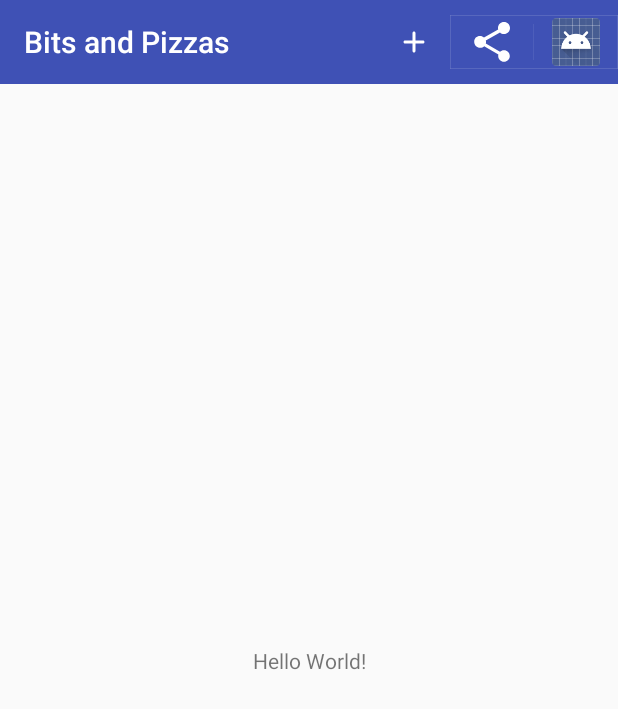
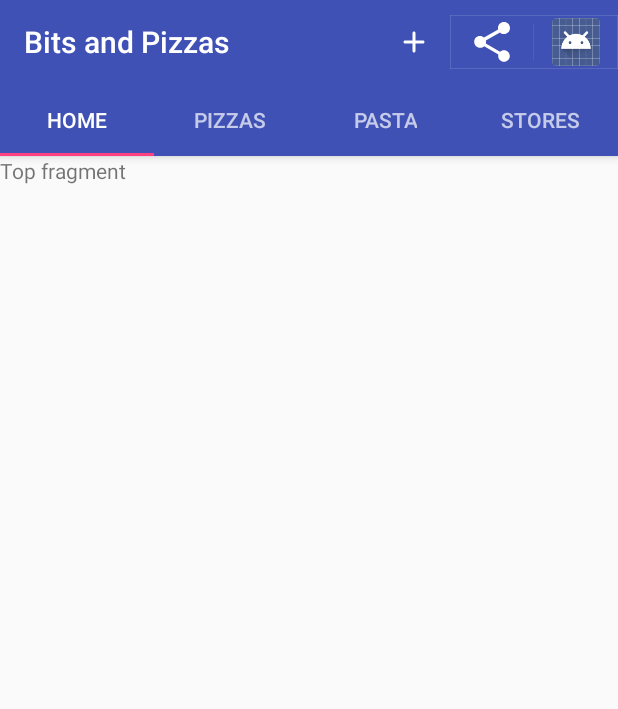
Before and after one commit to Aleksei-L/Bits_and_Pizzas, an Android app: the screen it shows after launch (MainActivity), on a phone screen of 412 x 824 dp. Shown: the top 709 px of the screen. Run offline under Robolectric (Android 15) with nearby library versions, the phone set to English and light mode, and no system bars.

Commit message:
Added tabs

```diff
--- a/app/src/main/java/com/example/bitsandpizzas/MainActivity.kt
+++ b/app/src/main/java/com/example/bitsandpizzas/MainActivity.kt
@@ -1,12 +1,17 @@
 package com.example.bitsandpizzas
 
 import android.content.Intent
-import androidx.appcompat.app.AppCompatActivity
 import android.os.Bundle
 import android.view.Menu
 import android.view.MenuItem
+import androidx.appcompat.app.AppCompatActivity
 import androidx.appcompat.widget.ShareActionProvider
 import androidx.core.view.MenuItemCompat
+import androidx.fragment.app.Fragment
+import androidx.fragment.app.FragmentManager
+import androidx.fragment.app.FragmentPagerAdapter
+import androidx.viewpager.widget.ViewPager
+import com.google.android.material.tabs.TabLayout
 
 class MainActivity : AppCompatActivity() {
 	private lateinit var shareActionProvider: ShareActionProvider
@@ -15,6 +20,13 @@ class MainActivity : AppCompatActivity() {
 		super.onCreate(savedInstanceState)
 		setContentView(R.layout.activity_main)
 		setSupportActionBar(findViewById(R.id.toolbar))
+
+		val pagerAdapter = SectionsPagerAdapter(supportFragmentManager)
+		val pager: ViewPager = findViewById(R.id.pager)
+		pager.adapter = pagerAdapter
+
+		val tabLayout: TabLayout = findViewById(R.id.tabs)
+		tabLayout.setupWithViewPager(pager)
 	}
 
 	override fun onCreateOptionsMenu(menu: Menu?): Boolean {
@@ -42,3 +54,26 @@ class MainActivity : AppCompatActivity() {
 		shareActionProvider.setShareIntent(intent)
 	}
 }
+
+class SectionsPagerAdapter(fm: FragmentManager) : FragmentPagerAdapter(fm) {
+	override fun getCount(): Int = 4
+
+	override fun getItem(position: Int): Fragment {
+		return when (position) {
+			0 -> TopFragment()
+			1 -> PizzaFragment()
+			2 -> PastaFragment()
+			else -> StoresFragment()
+		}
+	}
+
+	override fun getPageTitle(position: Int): CharSequence? {
+		return when (position) {
+			0 -> "Home"
+			1 -> "Pizzas"
+			2 -> "Pasta"
+			3 -> "Stores"
+			else -> null
+		}
+	}
+}
--- /dev/null
+++ b/app/src/main/java/com/example/bitsandpizzas/PastaFragment.kt
@@ -0,0 +1,23 @@
+package com.example.bitsandpizzas
+
+import android.os.Bundle
+import android.view.LayoutInflater
+import android.view.View
+import android.view.ViewGroup
+import android.widget.ArrayAdapter
+import androidx.fragment.app.ListFragment
+
+class PastaFragment : ListFragment() {
+	override fun onCreateView(
+		inflater: LayoutInflater, container: ViewGroup?,
+		savedInstanceState: Bundle?
+	): View? {
+		val adapter = ArrayAdapter(
+			inflater.context,
+			android.R.layout.simple_list_item_1,
+			resources.getStringArray(R.array.pasta)
+		)
+		listAdapter = adapter
+		return super.onCreateView(inflater, container, savedInstanceState)
+	}
+}
--- /dev/null
+++ b/app/src/main/java/com/example/bitsandpizzas/PizzaFragment.kt
@@ -0,0 +1,23 @@
+package com.example.bitsandpizzas
+
+import android.os.Bundle
+import android.view.LayoutInflater
+import android.view.View
+import android.view.ViewGroup
+import android.widget.ArrayAdapter
+import androidx.fragment.app.ListFragment
+
+class PizzaFragment : ListFragment() {
+	override fun onCreateView(
+		inflater: LayoutInflater, container: ViewGroup?,
+		savedInstanceState: Bundle?
+	): View? {
+		val adapter = ArrayAdapter(
+			inflater.context,
+			android.R.layout.simple_list_item_1,
+			resources.getStringArray(R.array.pizzas)
+		)
+		listAdapter = adapter
+		return super.onCreateView(inflater, container, savedInstanceState)
+	}
+}
--- /dev/null
+++ b/app/src/main/java/com/example/bitsandpizzas/StoresFragment.kt
@@ -0,0 +1,23 @@
+package com.example.bitsandpizzas
+
+import android.os.Bundle
+import android.view.LayoutInflater
+import android.view.View
+import android.view.ViewGroup
+import android.widget.ArrayAdapter
+import androidx.fragment.app.ListFragment
+
+class StoresFragment : ListFragment() {
+	override fun onCreateView(
+		inflater: LayoutInflater, container: ViewGroup?,
+		savedInstanceState: Bundle?
+	): View? {
+		val adapter = ArrayAdapter(
+			inflater.context,
+			android.R.layout.simple_list_item_1,
+			resources.getStringArray(R.array.stores)
+		)
+		listAdapter = adapter
+		return super.onCreateView(inflater, container, savedInstanceState)
+	}
+}
--- /dev/null
+++ b/app/src/main/java/com/example/bitsandpizzas/TopFragment.kt
@@ -0,0 +1,16 @@
+package com.example.bitsandpizzas
+
+import android.os.Bundle
+import android.view.LayoutInflater
+import android.view.View
+import android.view.ViewGroup
+import androidx.fragment.app.Fragment
+
+class TopFragment : Fragment() {
+	override fun onCreateView(
+		inflater: LayoutInflater, container: ViewGroup?,
+		savedInstanceState: Bundle?
+	): View? {
+		return inflater.inflate(R.layout.fragment_top, container, false)
+	}
+}
--- a/app/src/main/res/layout/activity_main.xml
+++ b/app/src/main/res/layout/activity_main.xml
@@ -1,24 +1,34 @@
 <?xml version="1.0" encoding="utf-8"?>
-<androidx.constraintlayout.widget.ConstraintLayout xmlns:android="http://schemas.android.com/apk/res/android"
+<androidx.coordinatorlayout.widget.CoordinatorLayout xmlns:android="http://schemas.android.com/apk/res/android"
     xmlns:app="http://schemas.android.com/apk/res-auto"
     xmlns:tools="http://schemas.android.com/tools"
     android:layout_width="match_parent"
     android:layout_height="match_parent"
     tools:context=".MainActivity">
 
-    <include
-        android:id="@+id/toolbar"
-        layout="@layout/toolbar_main"
-        app:layout_constraintStart_toStartOf="parent"
-        app:layout_constraintTop_toTopOf="parent" />
+    <com.google.android.material.appbar.AppBarLayout
+        android:id="@+id/appbar"
+        android:layout_width="match_parent"
+        android:layout_height="wrap_content"
+        android:theme="@style/ThemeOverlay.AppCompat.Dark.ActionBar">
 
-    <TextView
+        <androidx.appcompat.widget.Toolbar
+            android:id="@+id/toolbar"
+            android:layout_width="match_parent"
+            android:layout_height="?attr/actionBarSize"
+            app:layout_scrollFlags="scroll|enterAlways" />
+
+        <com.google.android.material.tabs.TabLayout
+            android:id="@+id/tabs"
+            android:layout_width="match_parent"
+            android:layout_height="wrap_content" />
+
+    </com.google.android.material.appbar.AppBarLayout>
+
+    <androidx.viewpager.widget.ViewPager
+        android:id="@+id/pager"
         android:layout_width="wrap_content"
         android:layout_height="wrap_content"
-        android:text="Hello World!"
-        app:layout_constraintBottom_toBottomOf="parent"
-        app:layout_constraintEnd_toEndOf="parent"
-        app:layout_constraintStart_toStartOf="parent"
-        app:layout_constraintTop_toBottomOf="@id/toolbar" />
+        app:layout_behavior="@string/appbar_scrolling_view_behavior" />
 
-</androidx.constraintlayout.widget.ConstraintLayout>
+</androidx.coordinatorlayout.widget.CoordinatorLayout>
--- /dev/null
+++ b/app/src/main/res/layout/fragment_top.xml
@@ -0,0 +1,14 @@
+<?xml version="1.0" encoding="utf-8"?>
+<LinearLayout xmlns:android="http://schemas.android.com/apk/res/android"
+    xmlns:tools="http://schemas.android.com/tools"
+    android:layout_width="match_parent"
+    android:layout_height="match_parent"
+    android:orientation="vertical"
+    tools:context=".TopFragment">
+
+    <TextView
+        android:layout_width="wrap_content"
+        android:layout_height="wrap_content"
+        android:text="@string/title_top" />
+
+</LinearLayout>
--- a/app/src/main/res/values/strings.xml
+++ b/app/src/main/res/values/strings.xml
@@ -2,4 +2,17 @@
     <string name="app_name">Bits and Pizzas</string>
     <string name="create_order">Create Order</string>
     <string name="action_share">Share</string>
+    <string name="title_top">Top fragment</string>
+    <string-array name="pizzas">
+        <item>Diavolo</item>
+        <item>Funghi</item>
+    </string-array>
+    <string-array name="pasta">
+        <item>Spaghetti Bolognese</item>
+        <item>Lasagne</item>
+    </string-array>
+    <string-array name="stores">
+        <item>Cambridge</item>
+        <item>Sebastopol</item>
+    </string-array>
 </resources>
```
